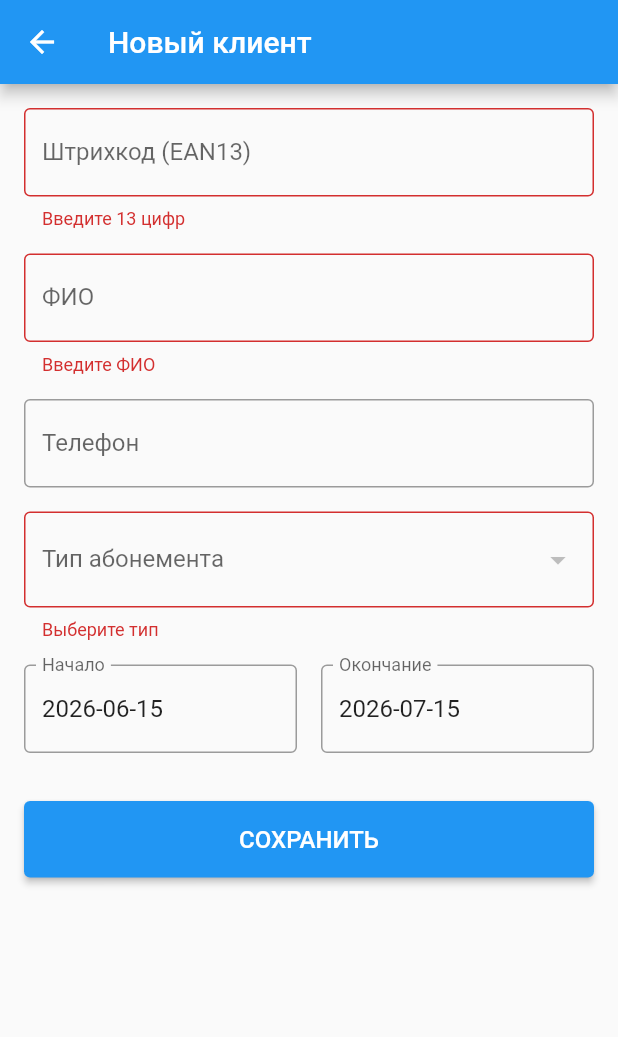
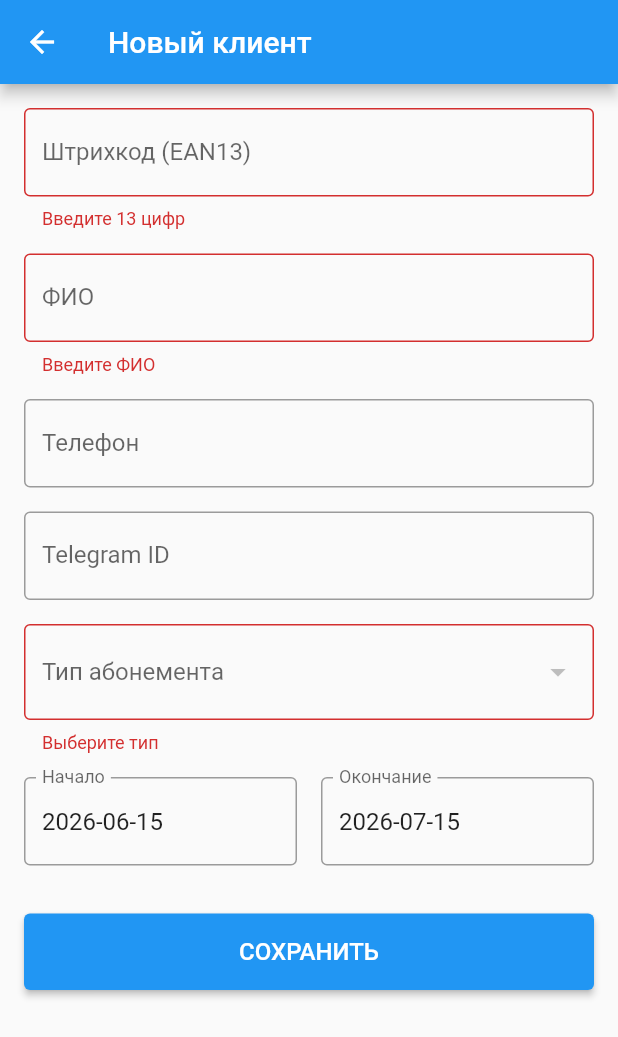
Before and after one commit to arni30rus/gcr_app, a Flutter app: the ClientFormScreen screen opened directly, after a tap on "СОХРАНИТЬ", on a phone screen of 412 x 824 dp. Shown: the top 1037 px of the screen. Run offline on Flutter 3.47's test engine with Material 3 defaults, Android fonts, the phone set to English and light mode, and no system bars; our stand-ins replace audioplayers, csv, file_picker, permission_handler, share_plus, shared_preferences and 3 more; missing offline and left inert: mobile_scanner; accounts and stored records are empty.

Commit message:
add telegram_id columm

```diff
--- a/lib/database/database_helper.dart
+++ b/lib/database/database_helper.dart
@@ -67,7 +67,8 @@ class DatabaseHelper {
         updated_at TEXT NOT NULL,
         gym_id TEXT,
         is_active INTEGER DEFAULT 1,
-        created_at TEXT NOT NULL
+        created_at TEXT NOT NULL,
+        telegram_id TEXT
       )
     ''');
 
@@ -375,7 +376,7 @@ class DatabaseHelper {
     }
 
     final dbPath = await getDatabasesPath();
-    final path = join(dbPath, 'gcr_app_db_v4.db');
+    final path = join(dbPath, 'gcr_app.db');
     final file = File(path);
 
     if (await file.exists()) {
--- a/lib/models/client.dart
+++ b/lib/models/client.dart
@@ -12,6 +12,7 @@ class Client {
   String? gymId; // id зала
   bool isActive;
   String createdAt;
+  String? telegramId;
 
   Client({
     required this.id,
@@ -25,6 +26,7 @@ class Client {
     this.gymId,
     this.isActive = true,
     required this.createdAt,
+    this.telegramId,
   });
 
   // Метод для преобразования из Map (когда читаем из SQLite)
@@ -42,6 +44,7 @@ class Client {
        // SQLite хранит boolean как 0 или 1
       isActive: (map['is_active'] == 1 || map['is_active'] == true),
       createdAt: map['created_at'] ?? DateTime.now().toIso8601String(),
+      telegramId: map['telegram_id'],
     );
   }
 
@@ -59,6 +62,7 @@ class Client {
       'gym_id': gymId,
       'is_active': isActive ? 1 : 0,
       'created_at': createdAt,
+      'telegram_id': telegramId,
     };
   }
 }
--- a/lib/screens/client_form_screen.dart
+++ b/lib/screens/client_form_screen.dart
@@ -22,6 +22,7 @@ class _ClientFormScreenState extends State<ClientFormScreen> {
   late TextEditingController _idController;
   late TextEditingController _nameController;
   late TextEditingController _phoneController;
+  late TextEditingController _telegramIdController;
   late int? _selectedSubTypeId; // Теперь храним ID типа из БД
   late TextEditingController _startDateController;
   late TextEditingController _endDateController;
@@ -35,6 +36,7 @@ class _ClientFormScreenState extends State<ClientFormScreen> {
     _idController = TextEditingController(text: widget.client?.id ?? widget.initialBarcode ?? '');
     _nameController = TextEditingController(text: widget.client?.fullName ?? '');
     _phoneController = TextEditingController(text: widget.client?.phone ?? '');
+    _telegramIdController = TextEditingController(text: widget.client?.telegramId ?? '');
     _selectedSubTypeId = widget.client?.subType; // subType теперь это ID
     String start = widget.client?.startDate ?? DateTime.now().toIso8601String().substring(0, 10);
     String end = widget.client?.endDate ?? DateTime.now().add(const Duration(days: 30)).toIso8601String().substring(0, 10);
@@ -43,6 +45,18 @@ class _ClientFormScreenState extends State<ClientFormScreen> {
 
     _loadSubTypes();
   }
+
+@override
+  void dispose() {
+    _idController.dispose();
+    _nameController.dispose();
+    _phoneController.dispose();
+    _telegramIdController.dispose();
+    _startDateController.dispose();
+    _endDateController.dispose();
+    super.dispose();
+  }
+
 
   Future<void> _loadSubTypes() async {
     final types = await dbHelper.getAllSubscriptionTypes();
@@ -90,6 +104,7 @@ class _ClientFormScreenState extends State<ClientFormScreen> {
           lastVisit: widget.client?.lastVisit,
           updatedAt: now,
           gymId: gymId,
+          telegramId: _telegramIdController.text.isEmpty ? null : _telegramIdController.text,
           createdAt: widget.client?.createdAt ?? now,
         );
 
@@ -152,6 +167,17 @@ class _ClientFormScreenState extends State<ClientFormScreen> {
                 controller: _phoneController,
                 decoration: const InputDecoration(labelText: 'Телефон', border: OutlineInputBorder()),
                 keyboardType: TextInputType.phone,
+              ),
+              const SizedBox(height: 16),
+              // НОВОЕ ПОЛЕ TELEGRAM ID
+              TextFormField(
+                controller: _telegramIdController,
+                decoration: const InputDecoration(
+                  labelText: 'Telegram ID',
+                  border: OutlineInputBorder(),
+                  hintText: '@username или числовой ID'
+                ),
+                keyboardType: TextInputType.text,
               ),
               const SizedBox(height: 16),
               // Динамический выпадающий список
--- a/lib/screens/setup_own_db_guide_screen.dart
+++ b/lib/screens/setup_own_db_guide_screen.dart
@@ -133,7 +133,7 @@ CREATE TABLE user_gyms ( user_id UUID REFERENCES auth.users(id) ON DELETE CASCAD
 CREATE TABLE subscription_types ( id INTEGER PRIMARY KEY, name TEXT NOT NULL, start_time TEXT NOT NULL, end_time TEXT NOT NULL, is_unlimited_time INTEGER NOT NULL, allowed_days TEXT NOT NULL, is_vip INTEGER NOT NULL, updated_at TEXT NOT NULL, gym_id UUID REFERENCES gyms(id), is_active BOOLEAN DEFAULT true, is_one_time_visit BOOLEAN DEFAULT false );
 
 -- 4. Таблица Клиентов
-CREATE TABLE clients ( id TEXT PRIMARY KEY, full_name TEXT NOT NULL, phone TEXT NOT NULL, sub_type INTEGER NOT NULL, start_date TEXT NOT NULL, end_date TEXT NOT NULL, last_visit TEXT, updated_at TEXT NOT NULL, gym_id UUID REFERENCES gyms(id), is_active BOOLEAN DEFAULT true, created_at TIMESTAMPTZ DEFAULT NOW() );
+CREATE TABLE clients ( id TEXT PRIMARY KEY, full_name TEXT NOT NULL, phone TEXT NOT NULL, sub_type INTEGER NOT NULL, start_date TEXT NOT NULL, end_date TEXT NOT NULL, last_visit TEXT, updated_at TEXT NOT NULL, gym_id UUID REFERENCES gyms(id), is_active BOOLEAN DEFAULT true, created_at TIMESTAMPTZ DEFAULT NOW(), telegram_id TEXT );
 
 -- 5. Таблица посещений
 CREATE TABLE visits ( id BIGSERIAL PRIMARY KEY, client_id TEXT NOT NULL REFERENCES clients(id) ON DELETE CASCADE, created_at TIMESTAMPTZ DEFAULT NOW(), gym_id UUID REFERENCES gyms(id) );
```
Also changed, not shown: 1 other file.
